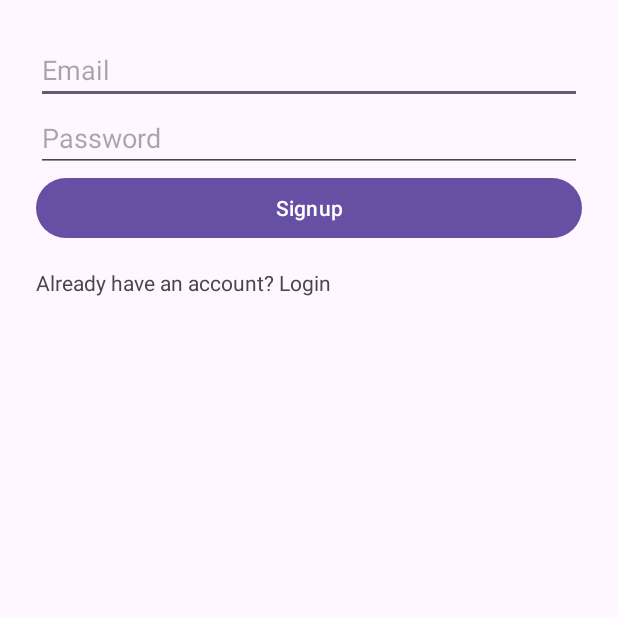
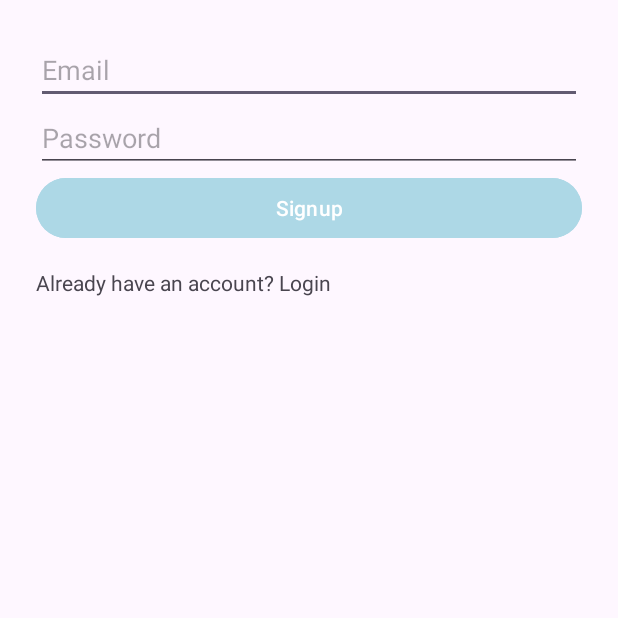
Before and after one commit to jichunling/MyStudyBuddy, an Android app: the SignupActivity screen opened directly, with no data from a screen before it, on a phone screen of 412 x 824 dp, the top half of it. Run offline under Robolectric (Android 15) with nearby library versions, the light colour scheme and no system bars.

Commit message:
Edited colors

```diff
--- a/app/src/main/res/layout/activity_login.xml
+++ b/app/src/main/res/layout/activity_login.xml
@@ -22,6 +22,7 @@
         android:id="@+id/buttonLogin"
         android:layout_width="match_parent"
         android:layout_height="wrap_content"
+        android:backgroundTint="@color/primaryColor"
         android:text="Login" />
 
     <TextView
@@ -35,5 +36,6 @@
         android:id="@+id/buttonSignup"
         android:layout_width="match_parent"
         android:layout_height="wrap_content"
+        android:backgroundTint="@color/primaryColor"
         android:text="Signup" />
 </LinearLayout>
--- a/app/src/main/res/layout/activity_signup.xml
+++ b/app/src/main/res/layout/activity_signup.xml
@@ -22,6 +22,7 @@
         android:id="@+id/buttonSignup"
         android:layout_width="match_parent"
         android:layout_height="wrap_content"
+        android:backgroundTint="@color/primaryColor"
         android:text="Signup" />
 
     <TextView
--- a/app/src/main/res/values/colors.xml
+++ b/app/src/main/res/values/colors.xml
@@ -1,5 +1,6 @@
 <?xml version="1.0" encoding="utf-8"?>
 <resources>
-    <color name="black">#FF000000</color>
-    <color name="white">#FFFFFFFF</color>
+    <color name="primaryColor">#ADD8E6</color>
+    <color name="accentColor">#333333</color>
+    <color name="backgroundColor">#FAF3E0</color>
 </resources>
```
